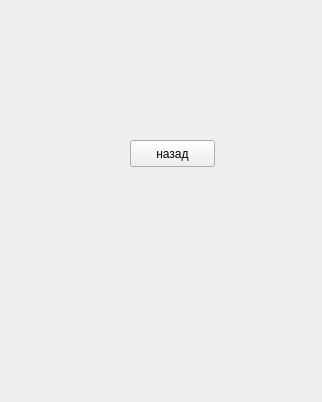
Qt form gamesettingwidget.ui (covobo/game) before a commit.
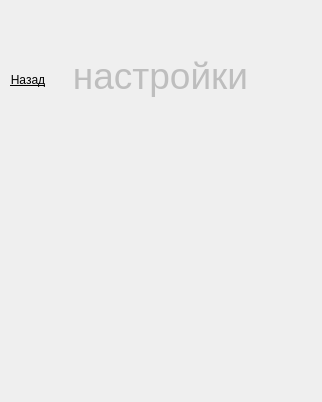
The same form after that commit.

Commit message: go back btn was added

What changed in the file:
```diff
--- a/gamesettingwidget.ui
+++ b/gamesettingwidget.ui
@@ -22,18 +22,59 @@
      <height>402</height>
     </rect>
    </property>
+   <widget class="QPushButton" name="goStartScreenBtn">
+    <property name="geometry">
+     <rect>
+      <x>0</x>
+      <y>70</y>
+      <width>56</width>
+      <height>20</height>
+     </rect>
+    </property>
+    <property name="styleSheet">
+     <string notr="true">#goStartScreenBtn{
+	border: 0;
+background: 0;
+color: #000000;
+text-decoration: underline;
+}</string>
+    </property>
+    <property name="text">
+     <string>Назад</string>
+    </property>
+   </widget>
   </widget>
-  <widget class="QPushButton" name="goStartScreenBtn">
+  <widget class="QLabel" name="gameTitleLabel">
+   <property name="enabled">
+    <bool>false</bool>
+   </property>
    <property name="geometry">
     <rect>
-     <x>130</x>
-     <y>140</y>
-     <width>85</width>
-     <height>27</height>
+     <x>30</x>
+     <y>55</y>
+     <width>261</width>
+     <height>61</height>
     </rect>
    </property>
+   <property name="sizePolicy">
+    <sizepolicy hsizetype="Fixed" vsizetype="Fixed">
+     <horstretch>0</horstretch>
+     <verstretch>0</verstretch>
+    </sizepolicy>
+   </property>
+   <property name="font">
+    <font>
+     <pointsize>28</pointsize>
+    </font>
+   </property>
+   <property name="styleSheet">
+    <string notr="true"/>
+   </property>
    <property name="text">
-    <string>назад</string>
+    <string>настройки</string>
+   </property>
+   <property name="alignment">
+    <set>Qt::AlignHCenter|Qt::AlignTop</set>
    </property>
   </widget>
  </widget>
```
The commit also changes 2 other files.
